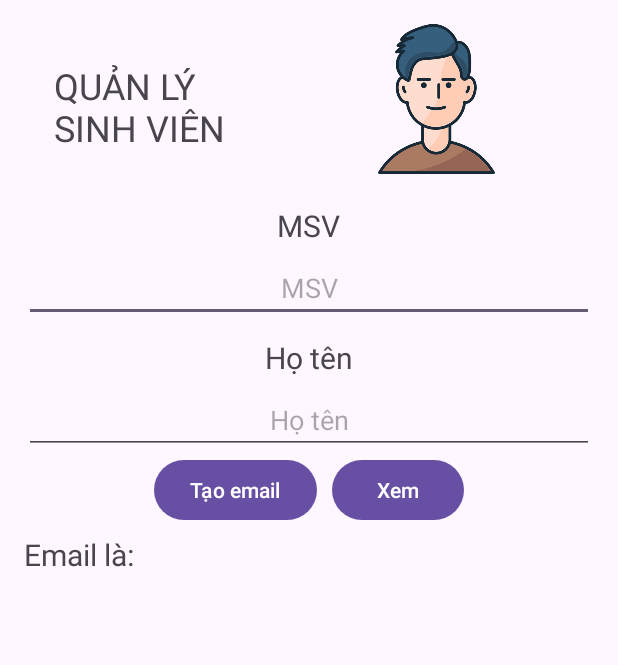
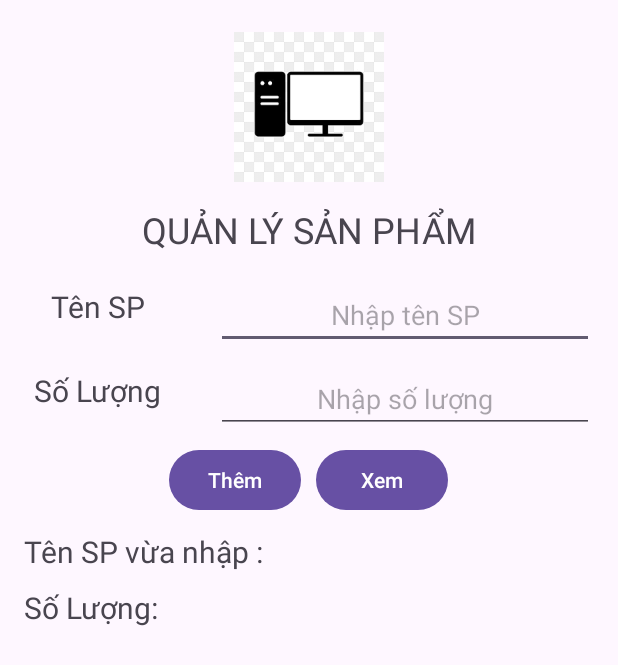
Before and after one commit to ngovannhan2004/App_GK, an Android app: the layout activity_main.xml on its own in the app's theme, with its tools: preview values and no code run, on a phone screen of 412 x 824 dp. Shown: the top 665 px of the screen. Run offline under Robolectric (Android 15) with nearby library versions, the phone set to English and light mode, and no system bars.

Commit message:
all code

```diff
--- /dev/null
+++ b/app/src/main/java/models/SPs.kt
@@ -0,0 +1,3 @@
+package models
+
+data class SPs(val stt: Int, val ten: String, val soluong: String)
--- a/app/src/main/java/models/Student.kt
+++ /dev/null
@@ -1,3 +0,0 @@
-package models
-
-data class Student(val ten: String, val msv: String, val email: String)
--- a/app/src/main/res/layout/activity_main.xml
+++ b/app/src/main/res/layout/activity_main.xml
@@ -9,73 +9,96 @@
     <LinearLayout
         android:layout_width="match_parent"
         android:layout_height="wrap_content"
-        android:orientation="horizontal">
+        android:orientation="vertical">
 
-        <TextView
-            android:layout_width="150dp"
-            android:layout_height="wrap_content"
-            android:layout_gravity="center"
-            android:layout_marginLeft="20dp"
-            android:text="QUẢN LÝ SINH VIÊN"
-
-            android:textSize="24sp" />
 
         <ImageView
             android:layout_width="100dp"
             android:layout_height="100dp"
-            android:layout_gravity="right"
+        android:layout_marginTop="10dp"
             android:layout_margin="5dp"
-            android:layout_weight="3"
-            android:src="@drawable/_1" />
-    </LinearLayout>
+            android:layout_weight="1"
+            android:layout_gravity="center"
+            android:src="@drawable/anh1" />
 
         <TextView
-
             android:layout_width="wrap_content"
             android:layout_height="wrap_content"
             android:layout_gravity="center"
             android:layout_marginTop="10dp"
-        android:text="MSV"
-        android:textSize="20sp" />
 
-    <EditText
-        android:id="@+id/editTextMsv"
+            android:text="QUẢN LÝ SẢN PHẨM"
+
+            android:textSize="24sp" />
+
+    </LinearLayout>
+
+    <LinearLayout
         android:layout_width="match_parent"
         android:layout_height="wrap_content"
-        android:layout_marginTop="5dp"
+        android:orientation="horizontal"
         android:gravity="center"
-        android:hint="MSV" />
+        android:layout_marginTop="10dp">
 
         <TextView
 
+            android:layout_width="98dp"
+            android:layout_height="49dp"
+            android:layout_gravity="center"
+            android:text="Tên SP"
+            android:gravity="center"
+            android:textSize="20dp" />
+
+        <EditText
+            android:id="@+id/edtSP"
+            android:layout_width="match_parent"
+            android:layout_height="wrap_content"
+            android:layout_marginLeft="30dp"
+            android:layout_marginTop="5dp"
+            android:gravity="center"
+            android:hint="Nhập tên SP" />
+
+    </LinearLayout>
+    <LinearLayout
+        android:layout_width="match_parent"
+        android:layout_height="wrap_content"
+        android:orientation="horizontal"
+        android:gravity="center"
+        android:layout_marginTop="5dp">
+
+        <TextView
+
+            android:layout_width="98dp"
+            android:layout_height="49dp"
+            android:layout_gravity="center"
+            android:text="Số Lượng"
+            android:gravity="center"
+            android:textSize="20dp" />
+
+        <EditText
+            android:id="@+id/edtSoLuong"
+            android:layout_width="match_parent"
+            android:layout_height="wrap_content"
+            android:layout_marginLeft="30dp"
+            android:layout_marginTop="5dp"
+            android:gravity="center"
+            android:hint="Nhập số lượng" />
+
+    </LinearLayout>
+    <LinearLayout
         android:layout_width="wrap_content"
         android:layout_height="wrap_content"
         android:layout_gravity="center"
         android:layout_marginTop="10dp"
-        android:text="Họ tên"
-        android:textSize="20sp" />
-
-    <EditText
-        android:id="@+id/editTextHoTen"
-        android:layout_width="match_parent"
-        android:layout_height="wrap_content"
-        android:layout_marginTop="5dp"
-        android:gravity="center"
-        android:hint="Họ tên" />
-
-    <LinearLayout
-        android:layout_width="wrap_content"
-        android:layout_height="wrap_content"
-        android:layout_gravity="center"
         android:orientation="horizontal">
 
 
         <Button
-            android:id="@+id/buttonTaoEmail"
+            android:id="@+id/buttonThemSP"
             android:layout_width="wrap_content"
             android:layout_height="wrap_content"
             android:layout_marginRight="10dp"
-            android:text="Tạo email" />
+            android:text="Thêm" />
 
         <Button
             android:id="@+id/buttonXem"
@@ -86,11 +109,19 @@
     </LinearLayout>
 
     <TextView
-        android:id="@+id/showEmailCreate"
+
+        android:id="@+id/showSP"
         android:layout_width="match_parent"
         android:layout_height="wrap_content"
-        android:layout_marginTop="5dp"
-        android:text="Email là:"
+        android:layout_marginTop="10dp"
+        android:text="Tên SP vừa nhập :"
+        android:textSize="20dp" />
+    <TextView
+        android:id="@+id/showSL"
+        android:layout_width="match_parent"
+        android:layout_height="wrap_content"
+        android:layout_marginTop="10dp"
+        android:text="Số Lượng:"
         android:textSize="20dp" />
 
 
```
Also changed, not shown: app/src/main/java/adapters/SPAdapter.kt (added, +57 -0 lines), app/src/main/java/adapters/StudentAdapter.kt (deleted, +0 -62 lines), app/src/main/java/com/nhan/gk_22it201/MainActivity.kt (+46 -60 lines), app/src/main/java/helper/Helper.kt (+0 -175 lines), app/src/main/res/layout/sp_info_item.xml (renamed from app/src/main/res/layout/student_info_item.xml, +4 -4 lines), app/src/main/res/drawable/anh1.png (added). Lines whose indentation alone changed are shown as unchanged.
